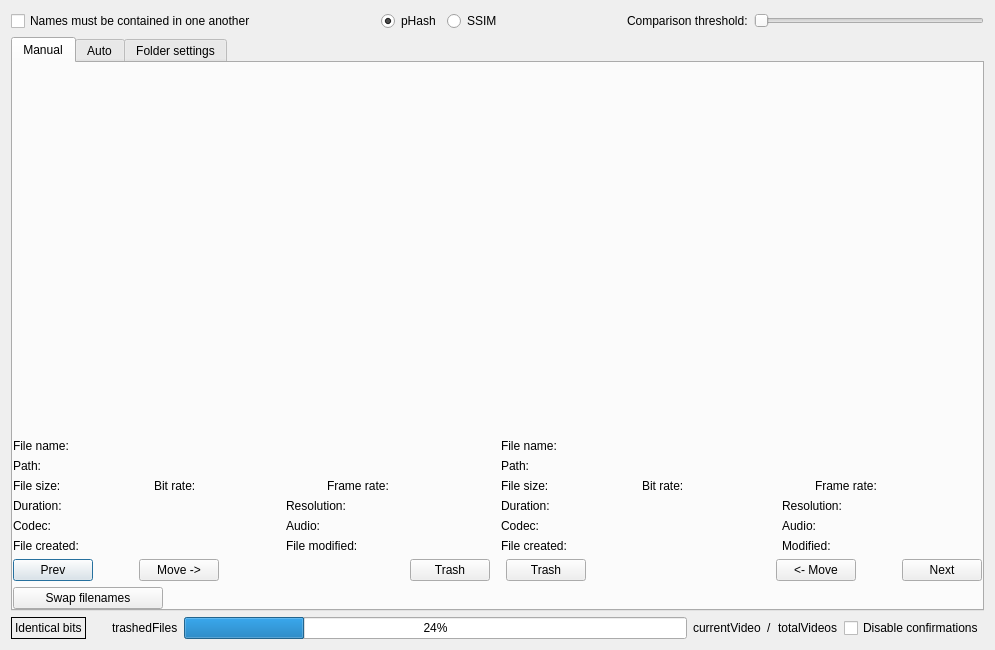
Old version of the form QtProject/app/comparison.ui in the repository theophanemayaud/video-simili-duplicate-cleaner.
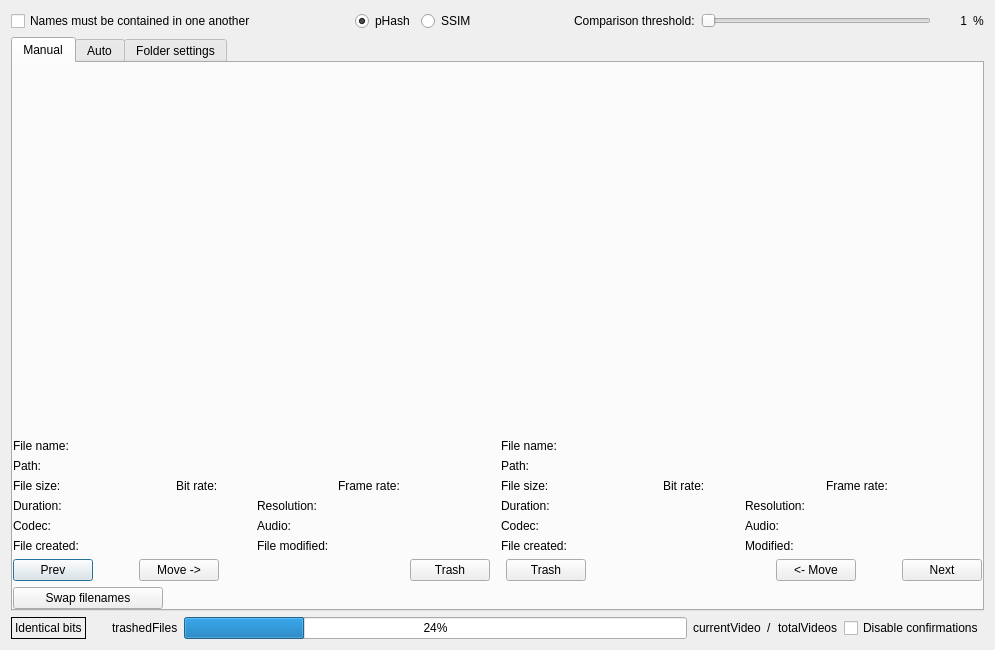
New version of the form. Custom widgets are drawn as their Qt base class.

Commit message: feat(ui): improved ui as per #105 and fixed minor glitch

Patch:
```diff
--- a/QtProject/app/comparison.ui
+++ b/QtProject/app/comparison.ui
@@ -104,6 +104,29 @@
        </property>
       </widget>
      </item>
+     <item>
+      <widget class="QLabel" name="percentSim">
+       <property name="minimumSize">
+        <size>
+         <width>30</width>
+         <height>0</height>
+        </size>
+       </property>
+       <property name="text">
+        <string>1</string>
+       </property>
+       <property name="alignment">
+        <set>Qt::AlignRight|Qt::AlignTrailing|Qt::AlignVCenter</set>
+       </property>
+      </widget>
+     </item>
+     <item>
+      <widget class="QLabel" name="label_percent">
+       <property name="text">
+        <string>%</string>
+       </property>
+      </widget>
+     </item>
     </layout>
    </item>
    <item>
@@ -154,7 +177,7 @@
             <number>0</number>
            </property>
            <item>
-            <layout class="QVBoxLayout" name="verticalLayout_4">
+            <layout class="QVBoxLayout" name="verticalLayoutLeftPane">
              <property name="bottomMargin">
               <number>0</number>
              </property>
@@ -181,25 +204,9 @@
               </widget>
              </item>
              <item>
-              <layout class="QGridLayout" name="gridLayout">
-               <property name="topMargin">
-                <number>0</number>
-               </property>
-               <item row="1" column="0">
-                <widget class="QLabel" name="label_6">
-                 <property name="sizePolicy">
-                  <sizepolicy hsizetype="Preferred" vsizetype="Fixed">
-                   <horstretch>0</horstretch>
-                   <verstretch>0</verstretch>
-                  </sizepolicy>
-                 </property>
-                 <property name="text">
-                  <string>Path:</string>
-                 </property>
-                </widget>
-               </item>
-               <item row="0" column="0">
-                <widget class="QLabel" name="label_3">
+              <layout class="QHBoxLayout" name="horizontalFileNameLayout">
+               <item>
+                <widget class="QLabel" name="labelFileName">
                  <property name="sizePolicy">
                   <sizepolicy hsizetype="Maximum" vsizetype="Fixed">
                    <horstretch>0</horstretch>
@@ -211,7 +218,7 @@
                  </property>
                 </widget>
                </item>
-               <item row="0" column="1">
+               <item>
                 <widget class="ClickableLabel" name="leftFileName" native="true">
                  <property name="sizePolicy">
                   <sizepolicy hsizetype="Ignored" vsizetype="Fixed">
@@ -233,7 +240,24 @@
                  </property>
                 </widget>
                </item>
-               <item row="1" column="1">
+              </layout>
+             </item>
+             <item>
+              <layout class="QHBoxLayout" name="horizontalPathLayout">
+               <item>
+                <widget class="QLabel" name="labelPath">
+                 <property name="sizePolicy">
+                  <sizepolicy hsizetype="Maximum" vsizetype="Fixed">
+                   <horstretch>0</horstretch>
+                   <verstretch>0</verstretch>
+                  </sizepolicy>
+                 </property>
+                 <property name="text">
+                  <string>Path:</string>
+                 </property>
+                </widget>
+               </item>
+               <item>
                 <widget class="QLabel" name="leftPathName">
                  <property name="sizePolicy">
                   <sizepolicy hsizetype="Ignored" vsizetype="Fixed">
@@ -252,11 +276,56 @@
               </layout>
              </item>
              <item>
-              <layout class="QGridLayout" name="gridLayout_leftSizeBitFrame" rowstretch="0">
-               <item row="0" column="1">
+              <layout class="QGridLayout" name="gridLayoutLeftSizeBrFr">
+               <item row="2" column="3">
+                <layout class="QHBoxLayout" name="horizontalLayoutLeftFrameRate">
+                 <item>
+                  <widget class="QLabel" name="labelLeftFrameRate">
+                   <property name="sizePolicy">
+                    <sizepolicy hsizetype="Maximum" vsizetype="Fixed">
+                     <horstretch>0</horstretch>
+                     <verstretch>0</verstretch>
+                    </sizepolicy>
+                   </property>
+                   <property name="text">
+                    <string>Frame rate:</string>
+                   </property>
+                  </widget>
+                 </item>
+                 <item>
+                  <widget class="QLabel" name="leftFrameRate">
+                   <property name="sizePolicy">
+                    <sizepolicy hsizetype="Ignored" vsizetype="Fixed">
+                     <horstretch>0</horstretch>
+                     <verstretch>0</verstretch>
+                    </sizepolicy>
+                   </property>
+                   <property name="text">
+                    <string/>
+                   </property>
+                  </widget>
+                 </item>
+                </layout>
+               </item>
+               <item row="2" column="1">
+                <layout class="QHBoxLayout" name="horizontalLayoutLeftFileSize">
+                 <item>
+                  <widget class="QLabel" name="labelLeftFileSize">
+                   <property name="sizePolicy">
+                    <sizepolicy hsizetype="Maximum" vsizetype="Fixed">
+                     <horstretch>0</horstretch>
+                     <verstretch>0</verstretch>
+                    </sizepolicy>
+                   </property>
+                   <property name="text">
+                    <string>File size:</string>
+                   </property>
+                  </widget>
+                 </item>
+                 <item>
                 <widget class="QLabel" name="leftFileSize">
                  <property name="sizePolicy">
-                  <sizepolicy hsizetype="Preferred" vsizetype="Fixed">
+                    <sizepolicy hsizetype="Ignored" vsizetype="Fixed">
                    <horstretch>0</horstretch>
                    <verstretch>0</verstretch>
                   </sizepolicy>
@@ -266,23 +335,14 @@
                  </property>
                 </widget>
                </item>
-               <item row="0" column="0">
-                <widget class="QLabel" name="label_10">
-                 <property name="sizePolicy">
-                  <sizepolicy hsizetype="Fixed" vsizetype="Fixed">
-                   <horstretch>0</horstretch>
-                   <verstretch>0</verstretch>
-                  </sizepolicy>
-                 </property>
-                 <property name="text">
-                  <string>File size:</string>
-                 </property>
-                </widget>
+                </layout>
                </item>
-               <item row="0" column="2">
-                <widget class="QLabel" name="label_18">
+               <item row="2" column="2">
+                <layout class="QHBoxLayout" name="horizontalLayoutLeftBitRate">
+                 <item>
+                  <widget class="QLabel" name="labelLeftBitRate">
                  <property name="sizePolicy">
-                  <sizepolicy hsizetype="Preferred" vsizetype="Fixed">
+                    <sizepolicy hsizetype="Maximum" vsizetype="Fixed">
                    <horstretch>0</horstretch>
                    <verstretch>0</verstretch>
                   </sizepolicy>
@@ -292,23 +352,10 @@
                  </property>
                 </widget>
                </item>
-               <item row="0" column="4">
-                <widget class="QLabel" name="label_22">
-                 <property name="sizePolicy">
-                  <sizepolicy hsizetype="Preferred" vsizetype="Fixed">
-                   <horstretch>0</horstretch>
-                   <verstretch>0</verstretch>
-                  </sizepolicy>
-                 </property>
-                 <property name="text">
-                  <string>Frame rate:</string>
-                 </property>
-                </widget>
-               </item>
-               <item row="0" column="3">
+                 <item>
                 <widget class="QLabel" name="leftBitRate">
                  <property name="sizePolicy">
-                  <sizepolicy hsizetype="Preferred" vsizetype="Fixed">
+                    <sizepolicy hsizetype="Ignored" vsizetype="Fixed">
                    <horstretch>0</horstretch>
                    <verstretch>0</verstretch>
                   </sizepolicy>
@@ -318,46 +365,37 @@
                  </property>
                 </widget>
                </item>
-               <item row="0" column="5">
-                <widget class="QLabel" name="leftFrameRate">
-                 <property name="sizePolicy">
-                  <sizepolicy hsizetype="Preferred" vsizetype="Fixed">
-                   <horstretch>0</horstretch>
-                   <verstretch>0</verstretch>
-                  </sizepolicy>
-                 </property>
-                 <property name="text">
-                  <string/>
-                 </property>
-                </widget>
+                </layout>
                </item>
               </layout>
              </item>
              <item>
-              <layout class="QGridLayout" name="gridLayout_2" rowstretch="0,0,0,0,0,0" rowminimumheight="0,0,0,0,0,0">
+              <layout class="QGridLayout" name="gridLayoutLeftDetails" rowstretch="0,0,0,0,0,0" rowminimumheight="0,0,0,0,0,0">
                <property name="topMargin">
                 <number>0</number>
                </property>
                <property name="horizontalSpacing">
                 <number>6</number>
                </property>
-               <item row="4" column="1">
-                <widget class="QLabel" name="leftCodec">
+               <item row="2" column="0">
+                <layout class="QHBoxLayout" name="horizontalLayout_LeftDurartion">
+                 <item>
+                  <widget class="QLabel" name="labelLeftDuration">
                  <property name="sizePolicy">
-                  <sizepolicy hsizetype="Ignored" vsizetype="Fixed">
+                    <sizepolicy hsizetype="Maximum" vsizetype="Fixed">
                    <horstretch>0</horstretch>
                    <verstretch>0</verstretch>
                   </sizepolicy>
                  </property>
                  <property name="text">
-                  <string/>
+                    <string>Duration:</string>
                  </property>
                 </widget>
                </item>
-               <item row="2" column="1">
+                 <item>
                 <widget class="QLabel" name="leftDuration">
                  <property name="sizePolicy">
-                  <sizepolicy hsizetype="Preferred" vsizetype="Fixed">
+                    <sizepolicy hsizetype="Ignored" vsizetype="Fixed">
                    <horstretch>0</horstretch>
                    <verstretch>0</verstretch>
                   </sizepolicy>
@@ -367,10 +405,87 @@
                  </property>
                 </widget>
                </item>
-               <item row="2" column="3">
+                </layout>
+               </item>
+               <item row="3" column="0">
+                <layout class="QHBoxLayout" name="horizontalLayout_9">
+                 <item>
+                  <widget class="QLabel" name="labelLeftCodec">
+                   <property name="sizePolicy">
+                    <sizepolicy hsizetype="Maximum" vsizetype="Fixed">
+                     <horstretch>0</horstretch>
+                     <verstretch>0</verstretch>
+                    </sizepolicy>
+                   </property>
+                   <property name="text">
+                    <string>Codec:</string>
+                   </property>
+                  </widget>
+                 </item>
+                 <item>
+                  <widget class="QLabel" name="leftCodec">
+                   <property name="sizePolicy">
+                    <sizepolicy hsizetype="Ignored" vsizetype="Fixed">
+                     <horstretch>0</horstretch>
+                     <verstretch>0</verstretch>
+                    </sizepolicy>
+                   </property>
+                   <property name="text">
+                    <string/>
+                   </property>
+                  </widget>
+                 </item>
+                </layout>
+               </item>
+               <item row="5" column="0">
+                <layout class="QHBoxLayout" name="horizontalLayout_leftFileCreate">
+                 <item>
+                  <widget class="QLabel" name="label_leftFileCreate">
+                   <property name="sizePolicy">
+                    <sizepolicy hsizetype="Maximum" vsizetype="Preferred">
+                     <horstretch>0</horstretch>
+                     <verstretch>0</verstretch>
+                    </sizepolicy>
+                   </property>
+                   <property name="text">
+                    <string>File created:</string>
+                   </property>
+                  </widget>
+                 </item>
+                 <item>
+                  <widget class="QLabel" name="leftFileCreated">
+                   <property name="sizePolicy">
+                    <sizepolicy hsizetype="Ignored" vsizetype="Preferred">
+                     <horstretch>0</horstretch>
+                     <verstretch>0</verstretch>
+                    </sizepolicy>
+                   </property>
+                   <property name="text">
+                    <string/>
+                   </property>
+                  </widget>
+                 </item>
+                </layout>
+               </item>
+               <item row="2" column="1">
+                <layout class="QHBoxLayout" name="horizontalLayout_13">
+                 <item>
+                  <widget class="QLabel" name="labelLeftResolution">
+                   <property name="sizePolicy">
+                    <sizepolicy hsizetype="Maximum" vsizetype="Fixed">
+                     <horstretch>0</horstretch>
+                     <verstretch>0</verstretch>
+                    </sizepolicy>
+                   </property>
+                   <property name="text">
+                    <string>Resolution:</string>
+                   </property>
+                  </widget>
+                 </item>
+                 <item>
                 <widget class="QLabel" name="leftResolution">
                  <property name="sizePolicy">
-                  <sizepolicy hsizetype="Preferred" vsizetype="Fixed">
+                    <sizepolicy hsizetype="Ignored" vsizetype="Fixed">
                    <horstretch>0</horstretch>
                    <verstretch>0</verstretch>
                   </sizepolicy>
@@ -380,10 +495,14 @@
                  </property>
                 </widget>
                </item>
-               <item row="4" column="2">
-                <widget class="QLabel" name="label_23">
+                </layout>
+               </item>
+               <item row="3" column="1">
+                <layout class="QHBoxLayout" name="horizontalLayout_14">
+                 <item>
+                  <widget class="QLabel" name="labelLeftAudio">
                  <property name="sizePolicy">
-                  <sizepolicy hsizetype="Preferred" vsizetype="Fixed">
+                    <sizepolicy hsizetype="Maximum" vsizetype="Fixed">
                    <horstretch>0</horstretch>
                    <verstretch>0</verstretch>
                   </sizepolicy>
@@ -393,20 +512,7 @@
                  </property>
                 </widget>
                </item>
-               <item row="4" column="0">
-                <widget class="QLabel" name="label_19">
-                 <property name="sizePolicy">
-                  <sizepolicy hsizetype="Preferred" vsizetype="Fixed">
-                   <horstretch>0</horstretch>
-                   <verstretch>0</verstretch>
-                  </sizepolicy>
-                 </property>
-                 <property name="text">
-                  <string>Codec:</string>
-                 </property>
-                </widget>
-               </item>
-               <item row="4" column="3">
+                 <item>
                 <widget class="QLabel" name="leftAudio">
                  <property name="sizePolicy">
                   <sizepolicy hsizetype="Ignored" vsizetype="Fixed">
@@ -419,33 +525,11 @@
                  </property>
                 </widget>
                </item>
-               <item row="2" column="2">
-                <widget class="QLabel" name="label_16">
-                 <property name="sizePolicy">
-                  <sizepolicy hsizetype="Preferred" vsizetype="Fixed">
-                   <horstretch>0</horstretch>
-                   <verstretch>0</verstretch>
-                  </sizepolicy>
-                 </property>
-                 <property name="text">
-                  <string>Resolution:</string>
-                 </property>
-                </widget>
+                </layout>
                </item>
-               <item row="5" column="3">
-                <widget class="QLabel" name="leftModified">
-                 <property name="sizePolicy">
-                  <sizepolicy hsizetype="Preferred" vsizetype="Fixed">
-                   <horstretch>0</horstretch>
-                   <verstretch>0</verstretch>
-                  </sizepolicy>
-                 </property>
-                 <property name="text">
-                  <string/>
-                 </property>
-                </widget>
-               </item>
-               <item row="5" column="2">
+               <item row="5" column="1">
+                <layout class="QHBoxLayout" name="horizontalLayout_15">
+                 <item>
                 <widget class="QLabel" name="label_leftFileModif">
                  <property name="sizePolicy">
                   <sizepolicy hsizetype="Maximum" vsizetype="Fixed">
@@ -458,29 +542,15 @@
                  </property>
                 </widget>
                </item>
-               <item row="2" column="0">
-                <widget class="QLabel" name="label_14">
+                 <item>
+                  <widget class="QLabel" name="leftModified">
                  <property name="sizePolicy">
-                  <sizepolicy hsizetype="Preferred" vsizetype="Fixed">
+                    <sizepolicy hsizetype="Ignored" vsizetype="Fixed">
                    <horstretch>0</horstretch>
                    <verstretch>0</verstretch>
                   </sizepolicy>
                  </property>
                  <property name="text">
-                  <string>Duration:</string>
-                 </property>
-                </widget>
-               </item>
-               <item row="5" column="0">
-                <widget class="QLabel" name="label_leftFileCreate">
-                 <property name="text">
-                  <string>File created:</string>
-                 </property>
-                </widget>
-               </item>
-               <item row="5" column="1">
-                <widget class="QLabel" name="leftFileCreated">
-                 <property name="text">
                   <string/>
                  </property>
                 </widget>
@@ -489,8 +559,10 @@
              </item>
             </layout>
            </item>
+            </layout>
+           </item>
            <item>
-            <layout class="QVBoxLayout" name="verticalLayout_5">
+            <layout class="QVBoxLayout" name="verticalLayoutRightPane">
              <property name="bottomMargin">
               <number>0</number>
              </property>
@@ -517,11 +589,8 @@
               </widget>
              </item>
              <item>
-              <layout class="QGridLayout" name="gridLayout_4">
-               <property name="topMargin">
-                <number>0</number>
-               </property>
-               <item row="0" column="0">
+              <layout class="QHBoxLayout" name="horizontalLayout_12">
+               <item>
                 <widget class="QLabel" name="label_28">
                  <property name="sizePolicy">
                   <sizepolicy hsizetype="Maximum" vsizetype="Fixed">
@@ -534,20 +603,7 @@
                  </property>
                 </widget>
                </item>
-               <item row="1" column="0">
-                <widget class="QLabel" name="label_29">
-                 <property name="sizePolicy">
-                  <sizepolicy hsizetype="Preferred" vsizetype="Fixed">
-                   <horstretch>0</horstretch>
-                   <verstretch>0</verstretch>
-                  </sizepolicy>
-                 </property>
-                 <property name="text">
-                  <string>Path:</string>
-                 </property>
-                </widget>
-               </item>
-               <item row="0" column="1">
+               <item>
                 <widget class="ClickableLabel" name="rightFileName" native="true">
                  <property name="sizePolicy">
                   <sizepolicy hsizetype="Ignored" vsizetype="Fixed">
@@ -569,7 +625,24 @@
                  </property>
                 </widget>
                </item>
-               <item row="1" column="1">
+              </layout>
+             </item>
+             <item>
+              <layout class="QHBoxLayout" name="horizontalLayout_16">
+               <item>
+                <widget class="QLabel" name="label_29">
+                 <property name="sizePolicy">
+                  <sizepolicy hsizetype="Maximum" vsizetype="Fixed">
+                   <horstretch>0</horstretch>
+                   <verstretch>0</verstretch>
+                  </sizepolicy>
+                 </property>
+                 <property name="text">
+                  <string>Path:</string>
+                 </property>
+                </widget>
+               </item>
+               <item>
                 <widget class="QLabel" name="rightPathName">
                  <property name="sizePolicy">
                   <sizepolicy hsizetype="Ignored" vsizetype="Fixed">
@@ -589,49 +662,12 @@
              </item>
              <item>
               <layout class="QGridLayout" name="gridLayout_rightSizeBitFrame">
-               <item row="0" column="2">
-                <widget class="QLabel" name="label_34">
-                 <property name="sizePolicy">
-                  <sizepolicy hsizetype="Preferred" vsizetype="Fixed">
-                   <horstretch>0</horstretch>
-                   <verstretch>0</verstretch>
-                  </sizepolicy>
-                 </property>
-                 <property name="text">
-                  <string>Bit rate:</string>
-                 </property>
-                </widget>
-               </item>
-               <item row="0" column="4">
-                <widget class="QLabel" name="label_44">
-                 <property name="sizePolicy">
-                  <sizepolicy hsizetype="Preferred" vsizetype="Fixed">
-                   <horstretch>0</horstretch>
-                   <verstretch>0</verstretch>
-                  </sizepolicy>
-                 </property>
-                 <property name="text">
-                  <string>Frame rate:</string>
-                 </property>
-                </widget>
-               </item>
-               <item row="0" column="3">
-                <widget class="QLabel" name="rightBitRate">
-                 <property name="sizePolicy">
-                  <sizepolicy hsizetype="Preferred" vsizetype="Fixed">
-                   <horstretch>0</horstretch>
-                   <verstretch>0</verstretch>
-                  </sizepolicy>
-                 </property>
-                 <property name="text">
-                  <string/>
-                 </property>
-                </widget>
-               </item>
-               <item row="0" column="0">
+               <item row="1" column="0">
+                <layout class="QHBoxLayout" name="horizontalLayout_17">
+                 <item>
                 <widget class="QLabel" name="label_32">
                  <property name="sizePolicy">
-                  <sizepolicy hsizetype="Fixed" vsizetype="Fixed">
+                    <sizepolicy hsizetype="Maximum" vsizetype="Fixed">
                    <horstretch>0</horstretch>
                    <verstretch>0</verstretch>
                   </sizepolicy>
@@ -641,10 +677,10 @@
                  </property>
                 </widget>
                </item>
-               <item row="0" column="1">
+                 <item>
                 <widget class="QLabel" name="rightFileSize">
                  <property name="sizePolicy">
-                  <sizepolicy hsizetype="Preferred" vsizetype="Fixed">
+                    <sizepolicy hsizetype="Ignored" vsizetype="Fixed">
                    <horstretch>0</horstretch>
                    <verstretch>0</verstretch>
                   </sizepolicy>
@@ -654,10 +690,57 @@
                  </property>
                 </widget>
                </item>
-               <item row="0" column="5">
+                </layout>
+               </item>
+               <item row="1" column="1">
+                <layout class="QHBoxLayout" name="horizontalLayout_18">
+                 <item>
+                  <widget class="QLabel" name="label_34">
+                   <property name="sizePolicy">
+                    <sizepolicy hsizetype="Maximum" vsizetype="Fixed">
+                     <horstretch>0</horstretch>
+                     <verstretch>0</verstretch>
+                    </sizepolicy>
+                   </property>
+                   <property name="text">
+                    <string>Bit rate:</string>
+                   </property>
+                  </widget>
+                 </item>
+                 <item>
+                  <widget class="QLabel" name="rightBitRate">
+                   <property name="sizePolicy">
+                    <sizepolicy hsizetype="Ignored" vsizetype="Fixed">
+                     <horstretch>0</horstretch>
+                     <verstretch>0</verstretch>
+                    </sizepolicy>
+                   </property>
+                   <property name="text">
+                    <string/>
+                   </property>
+                  </widget>
+                 </item>
+                </layout>
+               </item>
+               <item row="1" column="2">
+                <layout class="QHBoxLayout" name="horizontalLayout_19">
+                 <item>
+                  <widget class="QLabel" name="label_44">
+                   <property name="sizePolicy">
+                    <sizepolicy hsizetype="Maximum" vsizetype="Fixed">
+                     <horstretch>0</horstretch>
+                     <verstretch>0</verstretch>
+                    </sizepolicy>
+                   </property>
+                   <property name="text">
+                    <string>Frame rate:</string>
+                   </property>
+                  </widget>
+                 </item>
+                 <item>
                 <widget class="QLabel" name="rightFrameRate">
                  <property name="sizePolicy">
-                  <sizepolicy hsizetype="Preferred" vsizetype="Fixed">
+                    <sizepolicy hsizetype="Ignored" vsizetype="Fixed">
                    <horstretch>0</horstretch>
                    <verstretch>0</verstretch>
                   </sizepolicy>
@@ -666,6 +749,8 @@
                   <string/>
                  </property>
                 </widget>
+                 </item>
+                </layout>
                </item>
               </layout>
              </item>
@@ -677,49 +762,12 @@
                <property name="bottomMargin">
                 <number>0</number>
                </property>
-               <item row="5" column="2">
-                <widget class="QLabel" name="label_45">
-                 <property name="sizePolicy">
-                  <sizepolicy hsizetype="Preferred" vsizetype="Fixed">
-                   <horstretch>0</horstretch>
-                   <verstretch>0</verstretch>
-                  </sizepolicy>
-                 </property>
-                 <property name="text">
-                  <string>Audio:</string>
-                 </property>
-                </widget>
-               </item>
-               <item row="5" column="3">
-                <widget class="QLabel" name="rightAudio">
-                 <property name="sizePolicy">
-                  <sizepolicy hsizetype="Ignored" vsizetype="Fixed">
-                   <horstretch>0</horstretch>
-                   <verstretch>0</verstretch>
-                  </sizepolicy>
-                 </property>
-                 <property name="text">
-                  <string/>
-                 </property>
-                </widget>
-               </item>
-               <item row="3" column="3">
-                <widget class="QLabel" name="rightResolution">
-                 <property name="sizePolicy">
-                  <sizepolicy hsizetype="Preferred" vsizetype="Fixed">
-                   <horstretch>0</horstretch>
-                   <verstretch>0</verstretch>
-                  </sizepolicy>
-                 </property>
-                 <property name="text">
-                  <string/>
-                 </property>
-                </widget>
-               </item>
-               <item row="3" column="0">
+               <item row="0" column="0">
+                <layout class="QHBoxLayout" name="horizontalLayout_20">
+                 <item>
                 <widget class="QLabel" name="label_33">
                  <property name="sizePolicy">
-                  <sizepolicy hsizetype="Preferred" vsizetype="Fixed">
+                    <sizepolicy hsizetype="Maximum" vsizetype="Fixed">
                    <horstretch>0</horstretch>
                    <verstretch>0</verstretch>
                   </sizepolicy>
@@ -729,49 +777,10 @@
                  </property>
                 </widget>
                </item>
-               <item row="3" column="2">
-                <widget class="QLabel" name="label_43">
-                 <property name="sizePolicy">
-                  <sizepolicy hsizetype="Preferred" vsizetype="Fixed">
-                   <horstretch>0</horstretch>
-                   <verstretch>0</verstretch>
-                  </sizepolicy>
-                 </property>
-                 <property name="text">
-                  <string>Resolution:</string>
-                 </property>
-                </widget>
-               </item>
-               <item row="5" column="1">
-                <widget class="QLabel" name="rightCodec">
-                 <property name="sizePolicy">
-                  <sizepolicy hsizetype="Ignored" vsizetype="Fixed">
-                   <horstretch>0</horstretch>
-                   <verstretch>0</verstretch>
-                  </sizepolicy>
-                 </property>
-                 <property name="text">
-                  <string/>
-                 </property>
-                </widget>
-               </item>
-               <item row="5" column="0">
-                <widget class="QLabel" name="label_35">
-                 <property name="sizePolicy">
-                  <sizepolicy hsizetype="Preferred" vsizetype="Fixed">
-                   <horstretch>0</horstretch>
-                   <verstretch>0</verstretch>
-                  </sizepolicy>
-                 </property>
-                 <property name="text">
-                  <string>Codec:</string>
-                 </property>
-                </widget>
-               </item>
-               <item row="3" column="1">
+                 <item>
                 <widget class="QLabel" name="rightDuration">
                  <property name="sizePolicy">
-                  <sizepolicy hsizetype="Preferred" vsizetype="Fixed">
+                    <sizepolicy hsizetype="Ignored" vsizetype="Fixed">
                    <horstretch>0</horstretch>
                    <verstretch>0</verstretch>
                   </sizepolicy>
@@ -781,21 +790,12 @@
                  </property>
                 </widget>
                </item>
-               <item row="6" column="3">
-                <widget class="QLabel" name="rightModified">
-                 <property name="sizePolicy">
-                  <sizepolicy hsizetype="Preferred" vsizetype="Fixed">
-                   <horstretch>0</horstretch>
-                   <verstretch>0</verstretch>
-                  </sizepolicy>
-                 </property>
-                 <property name="text">
-                  <string/>
-                 </property>
-                </widget>
+                </layout>
                </item>
-               <item row="6" column="2">
-                <widget class="QLabel" name="label_42">
+               <item row="3" column="0">
+                <layout class="QHBoxLayout" name="horizontalLayout_21">
+                 <item>
+                  <widget class="QLabel" name="label_35">
                  <property name="sizePolicy">
                   <sizepolicy hsizetype="Maximum" vsizetype="Fixed">
                    <horstretch>0</horstretch>
@@ -803,23 +803,144 @@
                   </sizepolicy>
                  </property>
                  <property name="text">
-                  <string>Modified:</string>
+                    <string>Codec:</string>
                  </property>
                 </widget>
                </item>
-               <item row="6" column="0">
+                 <item>
+                  <widget class="QLabel" name="rightCodec">
+                   <property name="sizePolicy">
+                    <sizepolicy hsizetype="Ignored" vsizetype="Fixed">
+                     <horstretch>0</horstretch>
+                     <verstretch>0</verstretch>
+                    </sizepolicy>
+                   </property>
+                   <property name="text">
+                    <string/>
+                   </property>
+                  </widget>
+                 </item>
+                </layout>
+               </item>
+               <item row="5" column="0">
+                <layout class="QHBoxLayout" name="horizontalLayout_22">
+                 <item>
                 <widget class="QLabel" name="label_rightFileCreate">
+                   <property name="sizePolicy">
+                    <sizepolicy hsizetype="Maximum" vsizetype="Fixed">
+                     <horstretch>0</horstretch>
+                     <verstretch>0</verstretch>
+                    </sizepolicy>
+                   </property>
                  <property name="text">
                   <string>File created:</string>
                  </property>
                 </widget>
                </item>
-               <item row="6" column="1">
+                 <item>
                 <widget class="QLabel" name="rightFileCreated">
+                   <property name="sizePolicy">
+                    <sizepolicy hsizetype="Ignored" vsizetype="Fixed">
+                     <horstretch>0</horstretch>
+                     <verstretch>0</verstretch>
+                    </sizepolicy>
+                   </property>
                  <property name="text">
                   <string/>
                  </property>
                 </widget>
+                 </item>
+                </layout>
+               </item>
+               <item row="0" column="1">
+                <layout class="QHBoxLayout" name="horizontalLayout_23">
+                 <item>
+                  <widget class="QLabel" name="label_43">
+                   <property name="sizePolicy">
+                    <sizepolicy hsizetype="Maximum" vsizetype="Fixed">
+                     <horstretch>0</horstretch>
+                     <verstretch>0</verstretch>
+                    </sizepolicy>
+                   </property>
+                   <property name="text">
+                    <string>Resolution:</string>
+                   </property>
+                  </widget>
+                 </item>
+                 <item>
+                  <widget class="QLabel" name="rightResolution">
+                   <property name="sizePolicy">
+                    <sizepolicy hsizetype="Ignored" vsizetype="Fixed">
+                     <horstretch>0</horstretch>
+                     <verstretch>0</verstretch>
+                    </sizepolicy>
+                   </property>
+                   <property name="text">
+                    <string/>
+                   </property>
+                  </widget>
+                 </item>
+                </layout>
+               </item>
+               <item row="3" column="1">
+                <layout class="QHBoxLayout" name="horizontalLayout_24">
+                 <item>
+                  <widget class="QLabel" name="label_45">
+                   <property name="sizePolicy">
+                    <sizepolicy hsizetype="Maximum" vsizetype="Fixed">
+                     <horstretch>0</horstretch>
+                     <verstretch>0</verstretch>
+                    </sizepolicy>
+                   </property>
+                   <property name="text">
+                    <string>Audio:</string>
+                   </property>
+                  </widget>
+                 </item>
+                 <item>
+                  <widget class="QLabel" name="rightAudio">
+                   <property name="sizePolicy">
+                    <sizepolicy hsizetype="Ignored" vsizetype="Fixed">
+                     <horstretch>0</horstretch>
+                     <verstretch>0</verstretch>
+                    </sizepolicy>
+                   </property>
+                   <property name="text">
+                    <string/>
+                   </property>
+                  </widget>
+                 </item>
+                </layout>
+               </item>
+               <item row="5" column="1">
+                <layout class="QHBoxLayout" name="horizontalLayout_25">
+                 <item>
+                  <widget class="QLabel" name="label_42">
+                   <property name="sizePolicy">
+                    <sizepolicy hsizetype="Maximum" vsizetype="Fixed">
+                     <horstretch>0</horstretch>
+                     <verstretch>0</verstretch>
+                    </sizepolicy>
+                   </property>
+                   <property name="text">
+                    <string>Modified:</string>
+                   </property>
+                  </widget>
+                 </item>
+                 <item>
+                  <widget class="QLabel" name="rightModified">
+                   <property name="sizePolicy">
+                    <sizepolicy hsizetype="Ignored" vsizetype="Fixed">
+                     <horstretch>0</horstretch>
+                     <verstretch>0</verstretch>
+                    </sizepolicy>
+                   </property>
+                   <property name="text">
+                    <string/>
+                   </property>
+                  </widget>
+                 </item>
+                </layout>
                </item>
               </layout>
              </item>
```
Lines whose indentation alone changed are shown as unchanged. The commit also changes 3 other files.
